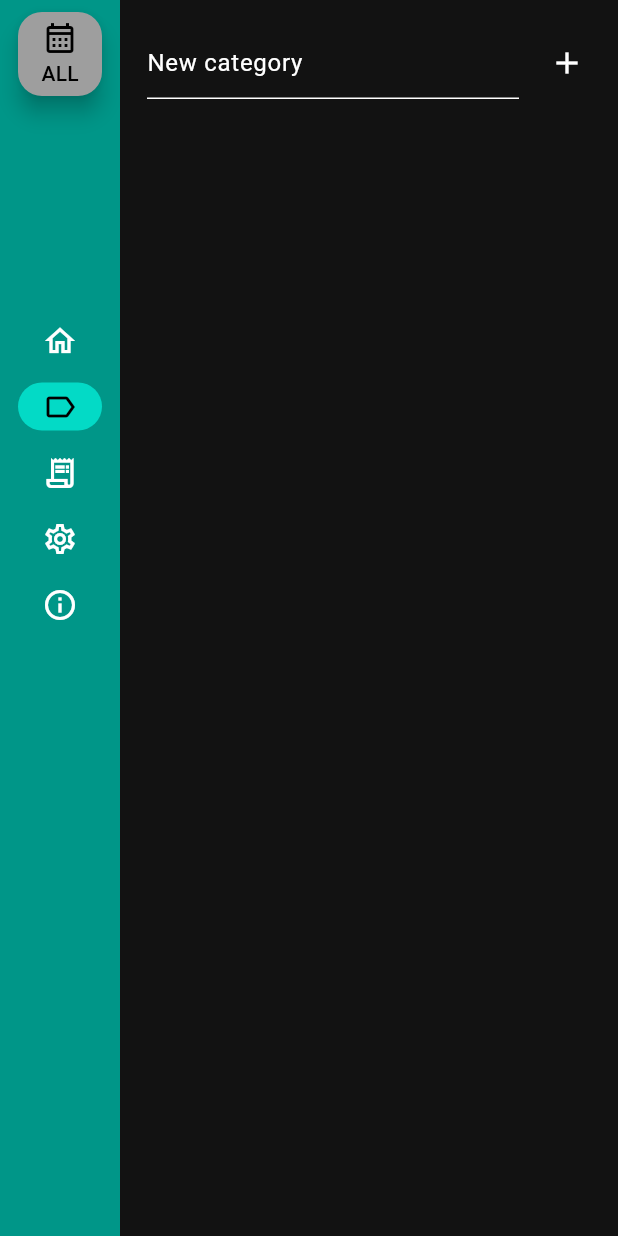
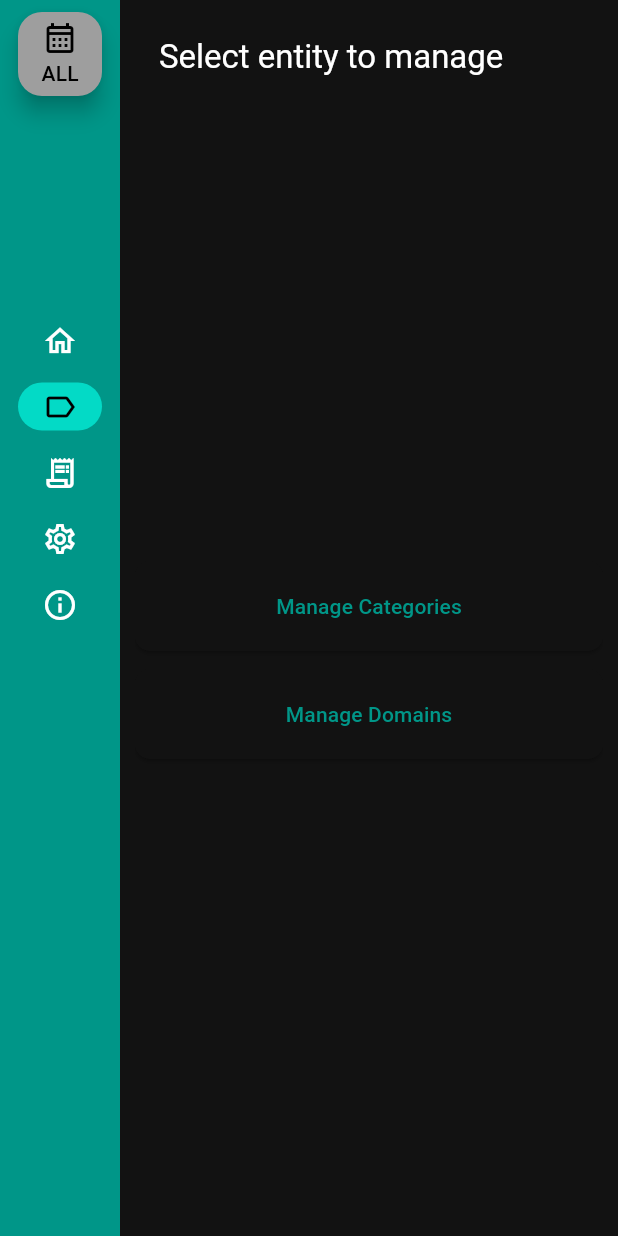
Before and after one commit to vicortez/spending-tracker, a Flutter app: the screen it shows after launch, after a tap on "Manage categories", on a phone screen of 412 x 824 dp. Run offline on Flutter 3.47's test engine with Material 2 defaults, Android fonts, the phone set to English and light mode, and no system bars; our stand-ins replace file_picker, month_picker_dialog, shared_preferences.

Commit message:
implement category domains
- add domains functionality
- group main screen categories by domain
- add edit category page
- add manage domains page

```diff
--- a/lib/config/config_state.dart
+++ b/lib/config/config_state.dart
@@ -7,6 +7,7 @@ import 'package:path_provider/path_provider.dart';
 import 'package:shared_preferences/shared_preferences.dart';
 import 'package:spending_tracker/config/config_name.dart';
 import 'package:spending_tracker/models/category/category.dart';
+import 'package:spending_tracker/models/domain/domain.dart';
 import 'package:spending_tracker/models/expense/expense.dart';
 
 class ConfigState extends ChangeNotifier {
@@ -59,8 +60,10 @@ class ConfigState extends ChangeNotifier {
     Map<String, dynamic> jsonData = {};
     final String? categoriesStr = prefs?.getString(Category.PERSIST_NAME);
     final String? expensesStr = prefs?.getString(Expense.PERSIST_NAME);
+    final String? domainsStr = prefs?.getString(Domain.PERSIST_NAME);
     jsonData[Category.PERSIST_NAME] = categoriesStr;
     jsonData[Expense.PERSIST_NAME] = expensesStr;
+    jsonData[Domain.PERSIST_NAME] = domainsStr;
 
     return jsonData;
   }
--- a/lib/main.dart
+++ b/lib/main.dart
@@ -6,17 +6,21 @@ import 'package:spending_tracker/common_widgets/month_button.dart';
 import 'package:spending_tracker/config/config_name.dart';
 import 'package:spending_tracker/config/config_state.dart';
 import 'package:spending_tracker/models/category/category_state.dart';
+import 'package:spending_tracker/models/domain/domain_state.dart';
 import 'package:spending_tracker/models/expense/expense_state.dart';
 import 'package:spending_tracker/models/focused_month/focused_month_state.dart';
+import 'package:spending_tracker/pages/choose_entity_to_manage_page.dart';
 import 'package:spending_tracker/pages/config_page.dart';
 import 'package:spending_tracker/pages/home_page.dart';
 import 'package:spending_tracker/pages/info_page.dart';
-import 'package:spending_tracker/pages/manage_categories_page.dart';
 import 'package:spending_tracker/pages/spending_report_page.dart';
 
 void main() {
   runApp(const MyApp());
 }
+
+final GlobalKey<NavigatorState> mainNavigatorKey = GlobalKey();
+final GlobalKey<NavigatorState> nestedNavigatorKey = GlobalKey();
 
 class MyApp extends StatelessWidget {
   const MyApp({super.key});
@@ -32,7 +36,10 @@ class MyApp extends StatelessWidget {
           create: (context) => ConfigState(),
           child: ChangeNotifierProvider(
             create: (context) => FocusedMonthState(),
+            child: ChangeNotifierProvider(
+              create: (context) => DomainState(),
               child: MaterialApp(
+                navigatorKey: mainNavigatorKey,
                 title: 'Spending tracker',
                 theme: ThemeData(
                   useMaterial3: true,
@@ -40,6 +47,7 @@ class MyApp extends StatelessWidget {
                   // colorScheme: ColorScheme.fromSeed(seedColor: Colors.teal),
                 ),
                 home: const MainPage(),
+              ),
             ),
           ),
         ),
@@ -64,12 +72,14 @@ class _MainPageState extends State<MainPage> {
     var expenseState = context.watch<ExpenseState>();
     var configState = context.watch<ConfigState>();
     var focusedMonthState = context.watch<FocusedMonthState>();
+    var domainState = context.watch<DomainState>();
 
     SharedPreferences prefs = await SharedPreferences.getInstance();
     categoryState.loadCategoriesFromLocalStorage(prefs);
     expenseState.loadFromLocalStorage(prefs);
     configState.loadFromLocalStorage(prefs);
     focusedMonthState.loadFromLocalStorage(prefs);
+    domainState.loadFromLocalStorage(prefs);
   }
 
   @override
@@ -92,7 +102,9 @@ class _MainPageState extends State<MainPage> {
         page = const HomePage();
         break;
       case 1:
-        page = const ManageCategoriesPage();
+        page = ChooseEntityToManagePage(
+          navigatorKey: nestedNavigatorKey,
+        );
         break;
       case 2:
         page = const SpendingReportPage();
@@ -108,7 +120,15 @@ class _MainPageState extends State<MainPage> {
     }
 
     return LayoutBuilder(builder: (context, constraints) {
-      return Scaffold(
+      return WillPopScope(
+        onWillPop: () async {
+          if (nestedNavigatorKey?.currentState != null && nestedNavigatorKey.currentState!.canPop()) {
+            nestedNavigatorKey.currentState?.pop(context);
+            return false;
+          }
+          return true;
+        },
+        child: Scaffold(
           body: Row(
             children: [
               SafeArea(
@@ -179,6 +199,7 @@ class _MainPageState extends State<MainPage> {
                 ),
               ),
             ],
+          ),
         ),
       );
     });
--- a/lib/models/category/category.dart
+++ b/lib/models/category/category.dart
@@ -5,24 +5,18 @@ class Category {
   int id;
   String name;
   bool enabled;
+  int? domainId;
 
   static const PERSIST_NAME = "categories";
 
-  Category({required this.id, required this.name, required this.enabled});
+  Category({required this.id, required this.name, required this.enabled, this.domainId});
 
   factory Category.fromJson(Map<String, dynamic> jsonData) {
     return Category(
       id: jsonData['id'],
       name: jsonData['name'],
       enabled: jsonData['enabled'],
-    );
-  }
-
-  factory Category.fromOldJson(Map<String, dynamic> jsonData) {
-    return Category(
-      id: -1,
-      name: jsonData['name'],
-      enabled: jsonData['enabled'],
+      domainId: jsonData['domainId'],
     );
   }
 
@@ -30,6 +24,7 @@ class Category {
         'id': category.id,
         'name': category.name,
         'enabled': category.enabled,
+        'domainId': category.domainId,
       };
 
   static String encode(List<Category> categories) => json.encode(
@@ -38,7 +33,4 @@ class Category {
 
   static List<Category> decode(String categories) =>
       (json.decode(categories) as List<dynamic>).map<Category>((item) => Category.fromJson(item)).toList();
-
-  static List<Category> decodeOld(String categories) =>
-      (json.decode(categories) as List<dynamic>).map<Category>((item) => Category.fromOldJson(item)).toList();
 }
--- a/lib/models/category/category_state.dart
+++ b/lib/models/category/category_state.dart
@@ -1,19 +1,23 @@
 import 'dart:math';
 
+import 'package:collection/collection.dart';
 import 'package:flutter/foundation.dart' hide Category;
 import 'package:shared_preferences/shared_preferences.dart';
 
 import 'category.dart';
 
 class CategoryState extends ChangeNotifier {
-  List<Category> categories = [
+  List<Category> _categories = [
     // Category(name: "Sushi", enabled: true),
     // Category(name: "Restaurants", enabled: true),
   ];
+
   SharedPreferences? prefs;
 
+  List<Category> get categories => List.from(_categories);
+
   void setCategories(List<Category> newCategories, {bool syncStorage = true}) {
-    categories = newCategories;
+    _categories = newCategories;
     notifyListeners();
     if (syncStorage && prefs != null) {
       updateLocalStorage();
@@ -21,26 +25,27 @@ class CategoryState extends ChangeNotifier {
   }
 
   List<Category> getEnabledCategories() {
-    return categories.where((element) => element.enabled).toList();
+    return _categories.where((element) => element.enabled).toList();
   }
 
   void loadCategoriesFromLocalStorage(SharedPreferences prefs) {
     this.prefs = prefs;
     final String? categoriesStr = prefs.getString(Category.PERSIST_NAME);
     if (categoriesStr != null) {
-      categories = Category.decode(categoriesStr);
+      _categories = Category.decode(categoriesStr);
       notifyListeners();
     }
   }
 
   void setDataFromImport(dynamic data) {
-    prefs?.setString(Category.PERSIST_NAME, data);
+    dynamic value = data ?? "[]";
+    prefs?.setString(Category.PERSIST_NAME, value);
     loadCategoriesFromLocalStorage(prefs!);
   }
 
   void addCategory(String name) {
     Category category = Category(id: getNextId(), name: name, enabled: true);
-    categories.add(category);
+    _categories.add(category);
 
     if (prefs != null) {
       updateLocalStorage();
@@ -48,8 +53,30 @@ class CategoryState extends ChangeNotifier {
     notifyListeners();
   }
 
-  void removeCategory(String name) {
-    categories.removeWhere((cat) => cat.name == name);
+  bool updateCategory(int id, String newName, int? newDomainId) {
+    Category? category = _categories.firstWhereOrNull((element) => element.id == id);
+    if (category == null) {
+      return false;
+    }
+    category.name = newName;
+    category.domainId = newDomainId;
+    if (prefs != null) {
+      updateLocalStorage();
+    }
+    notifyListeners();
+    return true;
+  }
+
+  void removeCategoryByName(String name) {
+    _categories.removeWhere((cat) => cat.name == name);
+    if (prefs != null) {
+      updateLocalStorage();
+    }
+    notifyListeners();
+  }
+
+  void removeCategory(int id) {
+    _categories.removeWhere((cat) => cat.id == id);
     if (prefs != null) {
       updateLocalStorage();
     }
@@ -57,14 +84,22 @@ class CategoryState extends ChangeNotifier {
   }
 
   int getNextId() {
-    if (categories.isEmpty) {
+    if (_categories.isEmpty) {
       return 1;
     } else {
-      return categories.map((e) => e.id).reduce(max) + 1;
+      return _categories.map((e) => e.id).reduce(max) + 1;
     }
   }
 
   void updateLocalStorage() {
-    prefs?.setString(Category.PERSIST_NAME, Category.encode(categories));
+    prefs?.setString(Category.PERSIST_NAME, Category.encode(_categories));
+  }
+
+  bool existsCategoryWithDomain(int domainId) {
+    return _categories.any((cat) => cat.domainId == domainId);
+  }
+
+  bool existsCategoryWithName(String name) {
+    return _categories.any((cat) => cat.name == name);
   }
 }
--- /dev/null
+++ b/lib/pages/choose_entity_to_manage_page.dart
@@ -0,0 +1,69 @@
+import 'package:flutter/material.dart';
+import 'package:spending_tracker/common_widgets/my_button.dart';
+import 'package:spending_tracker/pages/manage_categories_page.dart';
+import 'package:spending_tracker/pages/manage_domains_page.dart';
+
+class ChooseEntityToManagePage extends StatelessWidget {
+  GlobalKey<NavigatorState> navigatorKey;
+
+  ChooseEntityToManagePage({super.key, required this.navigatorKey});
+
+  @override
+  Widget build(BuildContext context) {
+    double buttonHeight = 60;
+    return Navigator(
+      key: navigatorKey,
+      onGenerateRoute: (settings) {
+        return MaterialPageRoute(
+          builder: (context) => Scaffold(
+            appBar: AppBar(
+              title: const Text("Select entity to manage"),
+            ),
+            backgroundColor: Theme.of(context).colorScheme.background,
+            body: Column(
+              mainAxisAlignment: MainAxisAlignment.center,
+              children: [
+                Row(
+                  children: [
+                    Expanded(
+                      child: Container(
+                        height: buttonHeight,
+                        child: MyButton(
+                          text: 'Manage Categories',
+                          type: ButtonType.normal,
+                          onPressed: () {
+                            Navigator.push(
+                                context, MaterialPageRoute(builder: (context) => const ManageCategoriesPage()));
+                          },
+                        ),
+                      ),
+                    ),
+                  ],
+                ),
+                const SizedBox(
+                  height: 12,
+                ),
+                Row(
+                  children: [
+                    Expanded(
+                      child: Container(
+                        height: buttonHeight,
+                        child: MyButton(
+                          text: 'Manage Domains',
+                          type: ButtonType.normal,
+                          onPressed: () {
+                            Navigator.push(context, MaterialPageRoute(builder: (context) => const ManageDomainsPage()));
+                          },
+                        ),
+                      ),
+                    ),
+                  ],
+                )
+              ],
+            ),
+          ),
+        );
+      },
+    );
+  }
+}
--- a/lib/pages/home_page.dart
+++ b/lib/pages/home_page.dart
@@ -1,9 +1,16 @@
+import 'dart:collection';
+
+import 'package:collection/collection.dart';
 import 'package:flutter/material.dart';
 import 'package:flutter/services.dart';
 import 'package:provider/provider.dart';
 import 'package:spending_tracker/common_widgets/my_button.dart';
 import 'package:spending_tracker/models/category/category_state.dart';
+import 'package:spending_tracker/models/domain/domain.dart';
 import 'package:spending_tracker/models/expense/expense_state.dart';
+
+import '../models/category/category.dart';
+import '../models/domain/domain_state.dart';
 
 class HomePage extends StatefulWidget {
   const HomePage({super.key});
@@ -18,25 +25,62 @@ class _HomePageState extends State<HomePage> {
   @override
   Widget build(BuildContext context) {
     var categoryState = context.watch<CategoryState>();
-    var categories = categoryState.getEnabledCategories();
+    var domainState = context.watch<DomainState>();
+
+    List<Category> categories = categoryState.getEnabledCategories();
+    List<Domain> domains = domainState.domains;
+    domains.sort((a, b) => a.name.toLowerCase().compareTo(b.name.toLowerCase()));
     categories.sort((a, b) => a.name.toLowerCase().compareTo(b.name.toLowerCase()));
+    LinkedHashMap<Domain?, List<Category>> catByDomain = LinkedHashMap();
+    for (Category cat in categories) {
+      Domain? domain = domains.firstWhereOrNull((element) => element.id == cat.domainId);
+      catByDomain.putIfAbsent(domain, () => []);
+
+      catByDomain[domain]!.add(cat);
+    }
 
     return Center(
       child: Column(
         children: [
           Expanded(
             child: ListView.separated(
-              itemCount: categories.length,
-              separatorBuilder: (BuildContext ctx, int index) => const SizedBox(
-                height: 10,
-              ),
-              itemBuilder: (BuildContext ctx, int index) => MyButton(
-                onPressed: () {
-                  handleSubmitExpense(categories[index].id, categories[index].name, expenseAmountTextController);
-                },
-                text: categories[index].name,
-              ),
-            ),
+                itemCount: catByDomain.length,
+                separatorBuilder: (BuildContext ctx, int index) => const SizedBox(
+                      height: 15,
+                    ),
+                itemBuilder: (context, index) {
+                  Domain? domain = catByDomain.keys.elementAtOrNull(index);
+                  String domainLabel = "Categories with no domain";
+                  if (domain?.name != null && domain!.name.isNotEmpty) {
+                    domainLabel = domain!.name;
+                  }
+                  return Column(
+                    crossAxisAlignment: CrossAxisAlignment.start,
+                    children: [
+                      Divider(
+                        color: Theme.of(context).colorScheme.onBackground,
+                      ),
+                      Text(domainLabel, style: Theme.of(context).textTheme.titleMedium),
+                      ListView.separated(
+                        itemBuilder: (context, index2) {
+                          var category = catByDomain[domain]![index2];
+                          return MyButton(
+                            text: category.name,
+                            onPressed: () {
+                              handleSubmitExpense(category.id, category.name, expenseAmountTextController.text);
+                            },
+                          );
+                        },
+                        separatorBuilder: (BuildContext ctx, int index) => const SizedBox(
+                          height: 10,
+                        ),
+                        itemCount: catByDomain[domain]!.length,
+                        physics: const NeverScrollableScrollPhysics(),
+                        shrinkWrap: true,
+                      )
+                    ],
+                  );
+                }),
           ),
           TextField(
               autofocus: true,
@@ -51,9 +95,9 @@ class _HomePageState extends State<HomePage> {
     );
   }
 
-  void handleSubmitExpense(int categoryId, String categoryName, TextEditingController expenseAmountTextController) {
-    double? amount = double.tryParse(expenseAmountTextController.text);
-    if (amount == null) {
+  void handleSubmitExpense(int categoryId, String categoryName, String text) {
+    double? amount = double.tryParse(text);
+    if (amount == null || categoryId == null) {
       ScaffoldMessenger.of(context).showSnackBar(
         const SnackBar(
           content: Text('Invalid expense'),
--- a/pubspec.yaml
+++ b/pubspec.yaml
@@ -17,7 +17,7 @@ publish_to: 'none' # Remove this line if you wish to publish to pub.dev
 # https://developer.apple.com/library/archive/documentation/General/Reference/InfoPlistKeyReference/Articles/CoreFoundationKeys.html
 # In Windows, build-name is used as the major, minor, and patch parts
 # of the product and file versions while build-number is used as the build suffix.
-version: 0.0.8+8
+version: 0.0.9+9
 
 environment:
   sdk: '>=2.18.6 <3.0.0'
```
Also changed, not shown: lib/models/domain/domain_state.dart (+2 -5 lines), lib/models/expense/expense_state.dart (+5 -4 lines), lib/pages/config_page.dart (+8 -3 lines), lib/pages/edit_category_page.dart (added, +218 -0 lines), lib/pages/manage_categories_page.dart (+68 -20 lines), lib/pages/manage_domains_page.dart (added, +135 -0 lines). Lines whose indentation alone changed are shown as unchanged.
